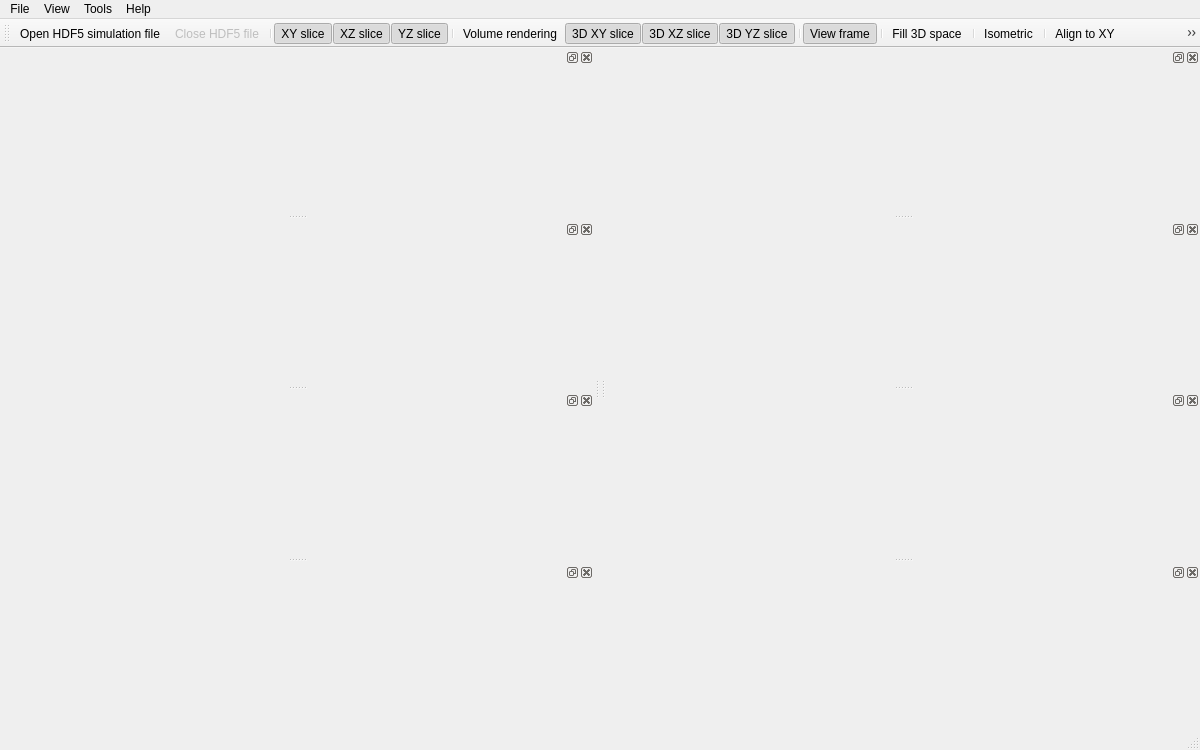
Before: the Qt Designer form projects/k-wave-h5-visualizer/mainwindow.ui in klepo/Visualisation-of-the-outputs-of-k-Wave-ultrasound-simulations, drawn with Qt 5.
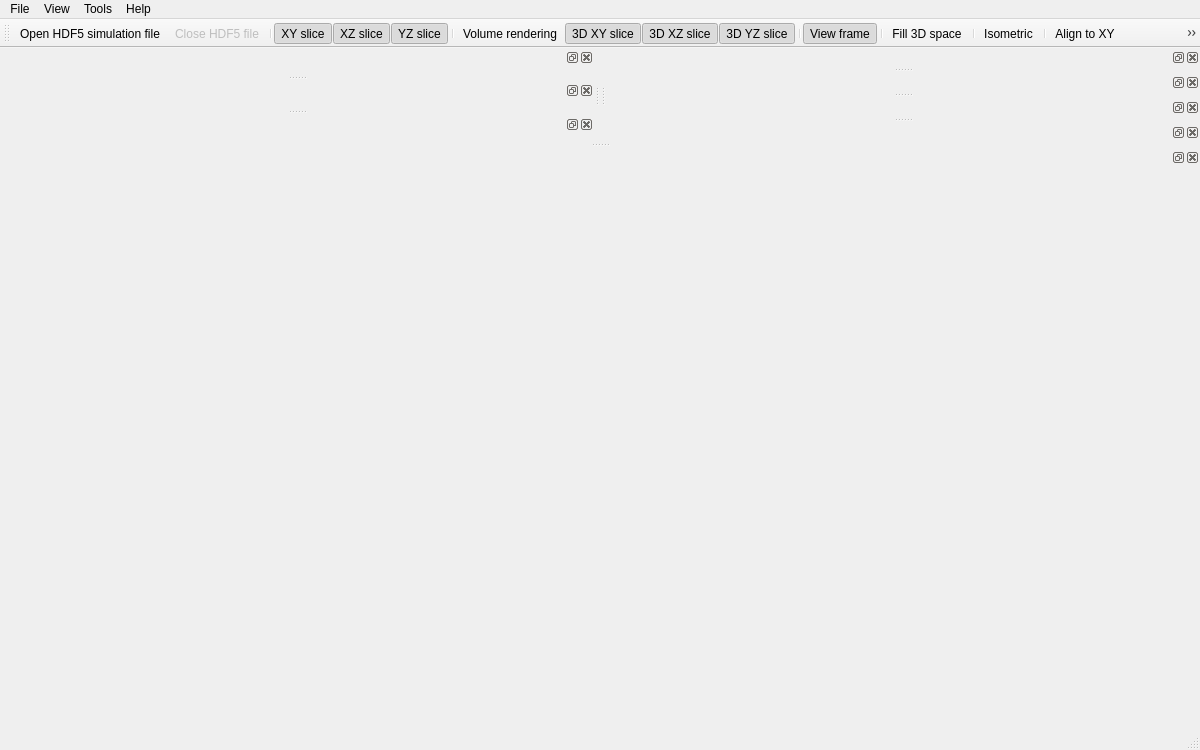
After: the same form once the commit is applied. Icons and pictures are not drawn. Custom widgets are drawn as their Qt base class.

Diff of the .ui file:
```diff
--- a/projects/k-wave-h5-visualizer/mainwindow.ui
+++ b/projects/k-wave-h5-visualizer/mainwindow.ui
@@ -167,7 +167,7 @@
   </widget>
   <widget class="Window3DDockWidget" name="dockWidgetWindow3D">
    <attribute name="dockWidgetArea">
-    <number>1</number>
+    <number>8</number>
    </attribute>
   </widget>
   <widget class="DatasetsDockWidget" name="dockWidgetDatasets">
```
Left out of the diff: 24 changed lines with no effect on the pictures.
